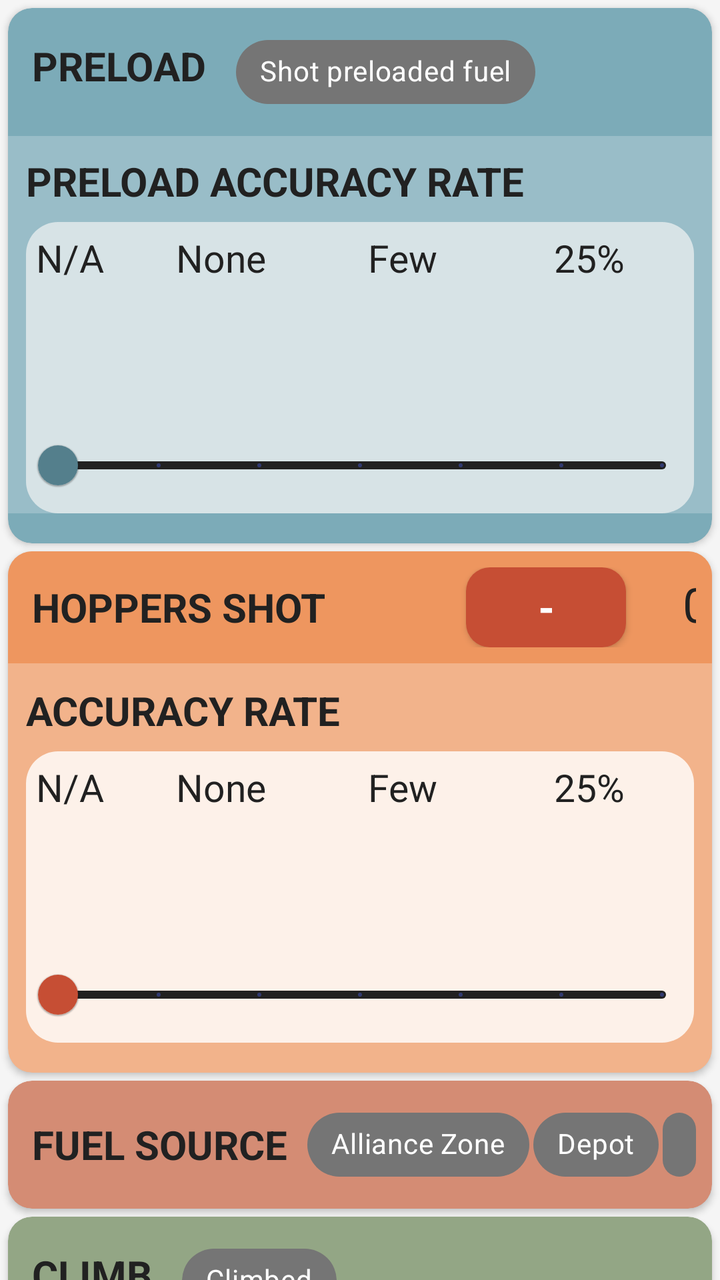
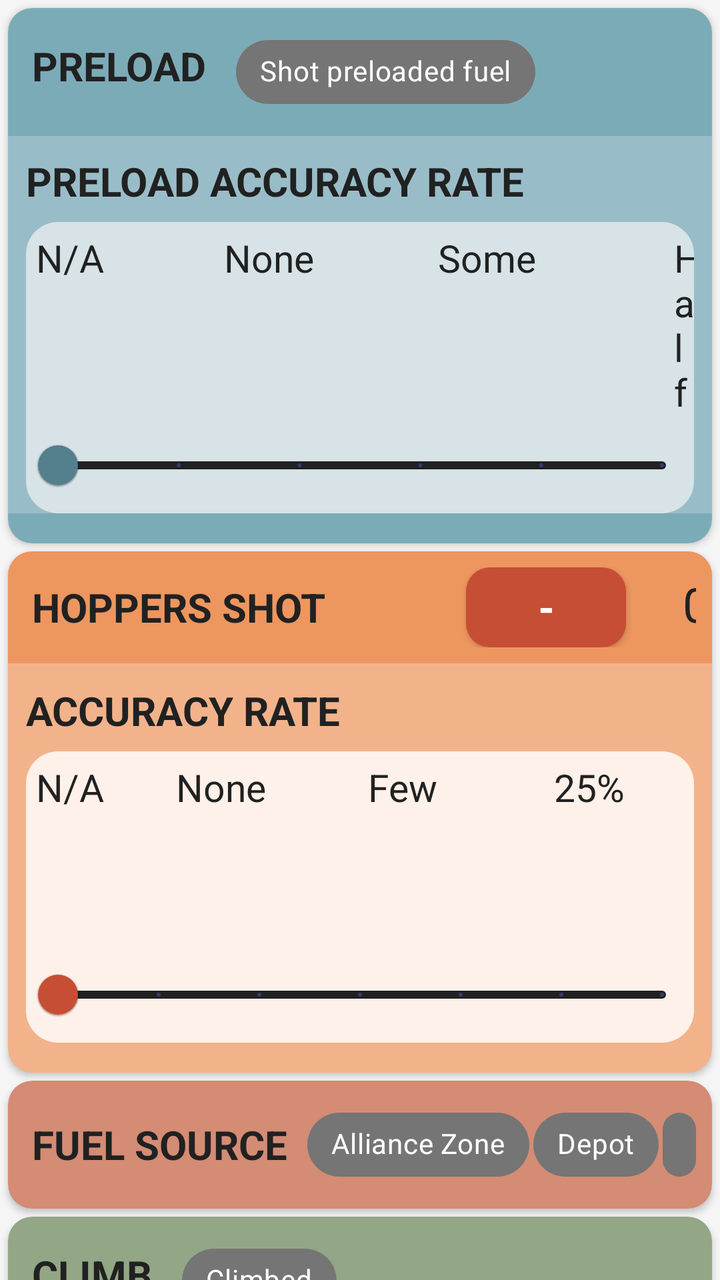

Before-and-after screenshots of an Android layout around one commit, followed by the original layout XML and the change that was made.
<!-- AndroidManifest.xml: application theme AppTheme -->
<!-- res/layout/auton_fragment.xml -->
<?xml version="1.0" encoding="utf-8"?>
<androidx.constraintlayout.widget.ConstraintLayout xmlns:android="http://schemas.android.com/apk/res/android"
    xmlns:app="http://schemas.android.com/apk/res-auto"
    android:layout_width="match_parent"
    android:layout_height="match_parent">

    <androidx.core.widget.NestedScrollView
        android:layout_width="match_parent"
        android:layout_height="match_parent"
        android:fillViewport="true"
        android:clipToPadding="false"
        android:paddingBottom="@dimen/scouting_scroll_bottom_nav__margin">

        
        <LinearLayout
            android:layout_width="match_parent"
            android:layout_height="wrap_content"
            android:orientation="vertical">

            
            
            <com.google.android.material.card.MaterialCardView
                android:layout_width="match_parent"
                android:layout_height="wrap_content"
                android:layout_marginHorizontal="@dimen/card_margin"
                android:layout_marginTop="@dimen/card_margin"
                app:cardBackgroundColor="#7CABB8"
                app:cardCornerRadius="12dp"
                app:cardElevation="2dp">

                <LinearLayout
                    android:layout_width="match_parent"
                    android:layout_height="wrap_content"
                    android:orientation="vertical">

                    
                    <LinearLayout
                        android:layout_width="match_parent"
                        android:layout_height="wrap_content"
                        android:orientation="horizontal"
                        android:padding="@dimen/section_padding">

                        <TextView
                            android:id="@+id/auton_preload_title"
                            android:layout_width="wrap_content"
                            android:layout_height="wrap_content"
                            android:layout_marginStart="4dp"
                            android:text="@string/preload_title"
                            android:textColor="@color/customTextPrimary"
                            android:textSize="@dimen/font_medium"
                            android:textStyle="bold" />

                        <com.google.android.material.chip.Chip
                            android:id="@+id/auton_preload_chip"
                            style="@style/CustomChipStyle"
                            android:layout_width="wrap_content"
                            android:layout_height="wrap_content"
                            android:layout_marginStart="15dp"
                            android:text="@string/shot_preloaded_fuel" />
                    </LinearLayout>
                    

                    
                    <LinearLayout
                        android:layout_width="match_parent"
                        android:layout_height="wrap_content"
                        android:background="#99BDC8"
                        android:layout_marginBottom="15dp"
                        android:orientation="vertical">

                        <TextView
                            android:layout_width="wrap_content"
                            android:layout_height="wrap_content"
                            android:layout_marginTop="9dp"
                            android:layout_marginStart="9dp"
                            android:text="PRELOAD ACCURACY RATE"
                            android:textColor="@color/customTextPrimary"
                            android:textSize="@dimen/font_medium"
                            android:textStyle="bold" />

                        
                        <LinearLayout
                            android:layout_width="match_parent"
                            android:layout_height="wrap_content"
                            android:layout_marginStart="9dp"
                            android:layout_marginTop="7dp"
                            android:layout_marginEnd="9dp"
                            android:background="@drawable/rounded_rect"
                            android:backgroundTint="#D7E3E6"
                            android:orientation="vertical">

                            <LinearLayout
                                android:layout_width="match_parent"
                                android:layout_height="wrap_content"
                                android:layout_marginTop="5dp"
                                android:orientation="horizontal">

                                <TextView
                                    android:layout_width="wrap_content"
                                    android:layout_height="wrap_content"
                                    android:layout_marginStart="5dp"
                                    android:text="N/A"
                                    android:textColor="@color/customTextPrimary"
                                    android:textSize="19sp" />

                                <TextView
                                    android:layout_width="wrap_content"
                                    android:layout_height="wrap_content"
                                    android:layout_marginStart="36dp"
                                    android:text="None"
                                    android:textColor="@color/customTextPrimary"
                                    android:textSize="19sp" />

                                <TextView
                                    android:layout_width="wrap_content"
                                    android:layout_height="wrap_content"
                                    android:layout_marginStart="51dp"
                                    android:text="Few"
                                    android:textColor="@color/customTextPrimary"
                                    android:textSize="19sp" />

                                <TextView
                                    android:layout_width="wrap_content"
                                    android:layout_height="wrap_content"
                                    android:layout_marginStart="58dp"
                                    android:text="25%"
                                    android:textColor="@color/customTextPrimary"
                                    android:textSize="19sp" />

                                <TextView
                                    android:layout_width="wrap_content"
                                    android:layout_height="wrap_content"
                                    android:layout_marginStart="57dp"
                                    android:text="50%"
                                    android:textColor="@color/customTextPrimary"
                                    android:textSize="19sp" />

                                <TextView
                                    android:layout_width="wrap_content"
                                    android:layout_height="wrap_content"
                                    android:layout_marginStart="55dp"
                                    android:text="75%"
                                    android:textColor="@color/customTextPrimary"
                                    android:textSize="19sp" />

                                <TextView
                                    android:layout_width="wrap_content"
                                    android:layout_height="wrap_content"
                                    android:layout_marginStart="36dp"
                                    android:text="Most"
                                    android:textColor="@color/customTextPrimary"
                                    android:textSize="19sp" />

                            </LinearLayout>
                            

                            
                            <LinearLayout
                                android:layout_width="match_parent"
                                android:layout_height="wrap_content">

                                <com.google.android.material.slider.Slider
                                    android:id="@+id/auton_preload_accuracy_slider"
                                    android:layout_width="match_parent"
                                    android:layout_height="wrap_content"
                                    android:stepSize="1.0"
                                    android:value="0.0"
                                    android:valueFrom="0.0"
                                    android:valueTo="6.0"
                                    app:labelBehavior="gone"
                                    app:thumbColor="#547F8C"
                                    app:tickColorActive="#c64e34"
                                    app:trackColorActive="@color/customTextPrimary"
                                    app:trackColorInactive="@color/customTextPrimary" />
                            </LinearLayout>

                        </LinearLayout>
                        
                    </LinearLayout>
                </LinearLayout>
            </com.google.android.material.card.MaterialCardView>
            

            

            
            <com.google.android.material.card.MaterialCardView
                android:layout_width="match_parent"
                android:layout_height="wrap_content"
                android:layout_marginHorizontal="@dimen/card_margin"
                android:layout_marginTop="@dimen/card_margin"
                app:cardBackgroundColor="#F2B38B"
                app:cardCornerRadius="12dp"
                app:cardElevation="2dp">

                <LinearLayout
                    android:layout_width="match_parent"
                    android:layout_height="wrap_content"
                    android:orientation="vertical">

                    
                    <LinearLayout
                        android:layout_width="match_parent"
                        android:layout_height="wrap_content"
                        android:background="#ee965f"
                        android:orientation="horizontal"
                        android:padding="@dimen/section_padding">

                        <TextView
                            android:id="@+id/auton_hopper_label"
                            android:layout_width="wrap_content"
                            android:layout_height="23dp"
                            android:layout_marginStart="4dp"
                            android:text="@string/hoppers_shot"
                            android:textColor="@color/customTextPrimary"
                            android:textSize="@dimen/font_medium"
                            android:textStyle="bold" />

                        
                        <com.google.android.material.button.MaterialButton
                            android:id="@+id/auton_hopper_decr_button"
                            android:layout_width="80dp"
                            android:layout_height="40dp"
                            android:layout_marginStart="70dp"
                            android:insetTop="0dp"
                            android:insetBottom="0dp"
                            android:padding="0dp"
                            android:text="@string/decrease"
                            android:textAlignment="center"
                            android:textColor="@android:color/white"
                            android:textSize="@dimen/font_medium"
                            android:textStyle="bold"
                            app:backgroundTint="#c64e34" />
                        

                        <TextView
                            android:id="@+id/auton_hopper_total_text"
                            android:layout_width="70dp"
                            android:layout_height="wrap_content"
                            android:text="@string/hopper_count_total"
                            android:textAlignment="center"
                            android:textColor="@color/customTextPrimary"
                            android:textSize="@dimen/font_large" />

                        
                        <com.google.android.material.button.MaterialButton
                            android:id="@+id/auton_hopper_incr_button"
                            android:layout_width="80dp"
                            android:layout_height="40dp"
                            android:insetTop="0dp"
                            android:insetBottom="0dp"
                            android:padding="0dp"
                            android:text="@string/increase"
                            android:textAlignment="center"
                            android:textColor="@android:color/white"
                            android:textSize="@dimen/font_medium"
                            android:textStyle="bold"
                            app:backgroundTint="#c64e34" />
                        

                    </LinearLayout>
                    

                    
                    <TextView
                        android:layout_width="wrap_content"
                        android:layout_height="wrap_content"
                        android:layout_marginStart="9dp"
                        android:layout_marginTop="10dp"
                        android:text="ACCURACY RATE"
                        android:textColor="@color/customTextPrimary"
                        android:textSize="@dimen/font_medium"
                        android:textStyle="bold" />

                    <LinearLayout
                        android:layout_width="match_parent"
                        android:layout_height="wrap_content"
                        android:layout_marginStart="9dp"
                        android:layout_marginEnd="9dp"
                        android:layout_marginTop="7dp"
                        android:layout_marginBottom="15dp"
                        android:background="@drawable/rounded_rect"
                        android:backgroundTint="#fdf1e9"
                        android:orientation="vertical">

                        
                        <LinearLayout
                            android:layout_width="match_parent"
                            android:layout_height="wrap_content"
                            android:layout_marginTop="5dp"
                            android:orientation="horizontal"
                            >

                            <TextView
                                android:layout_width="wrap_content"
                                android:layout_height="wrap_content"
                                android:layout_marginStart="5dp"
                                android:text="N/A"
                                android:textColor="@color/customTextPrimary"
                                android:textSize="19sp" />

                            <TextView
                                android:layout_width="wrap_content"
                                android:layout_height="wrap_content"
                                android:layout_marginStart="36dp"
                                android:text="None"
                                android:textColor="@color/customTextPrimary"
                                android:textSize="19sp" />

                            <TextView
                                android:layout_width="wrap_content"
                                android:layout_height="wrap_content"
                                android:layout_marginStart="51dp"
                                android:text="Few"
                                android:textColor="@color/customTextPrimary"
                                android:textSize="19sp" />

                            <TextView
                                android:layout_width="wrap_content"
                                android:layout_height="wrap_content"
                                android:layout_marginStart="58dp"
                                android:text="25%"
                                android:textColor="@color/customTextPrimary"
                                android:textSize="19sp" />

                            <TextView
                                android:layout_width="wrap_content"
                                android:layout_height="wrap_content"
                                android:layout_marginStart="57dp"
                                android:text="50%"
                                android:textColor="@color/customTextPrimary"
                                android:textSize="19sp" />

                            <TextView
                                android:layout_width="wrap_content"
                                android:layout_height="wrap_content"
                                android:layout_marginStart="55dp"
                                android:text="75%"
                                android:textColor="@color/customTextPrimary"
                                android:textSize="19sp" />

                            <TextView
                                android:layout_width="wrap_content"
                                android:layout_height="wrap_content"
                                android:layout_marginStart="36dp"
                                android:text="Most"
                                android:textColor="@color/customTextPrimary"
                                android:textSize="19sp" />

                        </LinearLayout>

                        

                        
                        <LinearLayout
                            android:layout_width="match_parent"
                            android:layout_height="wrap_content">

                            <com.google.android.material.slider.Slider
                                android:id="@+id/auton_hopper_accuracy_slider"
                                android:layout_width="match_parent"
                                android:layout_height="wrap_content"
                                android:paddingStart="20dp"
                                android:stepSize="1.0"
                                android:value="0.0"
                                android:valueFrom="0.0"
                                android:valueTo="6.0"
                                app:labelBehavior="gone"
                                app:thumbColor="#c64e34"
                                app:tickColorActive="#c64e34"
                                app:trackColorActive="@color/customTextPrimary"
                                app:trackColorInactive="@color/customTextPrimary" />

                        </LinearLayout>
                        
                    </LinearLayout>

                </LinearLayout>
            </com.google.android.material.card.MaterialCardView>
            

            
            
            <com.google.android.material.card.MaterialCardView
                android:layout_width="match_parent"
                android:layout_height="wrap_content"
                android:layout_marginTop="@dimen/card_margin"
                android:layout_marginHorizontal="@dimen/card_margin"
                app:cardBackgroundColor="#D48C74"
                app:cardCornerRadius="12dp"
                app:cardElevation="2dp">

                <LinearLayout
                    android:layout_width="match_parent"
                    android:layout_height="wrap_content"
                    android:orientation="horizontal"
                    android:gravity="center_vertical"
                    android:padding="@dimen/section_padding">

                    <TextView
                        android:id="@+id/auton_fuel_source_label"
                        android:layout_width="wrap_content"
                        android:layout_height="wrap_content"
                        android:layout_marginStart="4dp"
                        android:text="@string/fuel_source"
                        android:textColor="@color/customTextPrimary"
                        android:textSize="@dimen/font_medium"
                        android:textStyle="bold" />

                    
                    <com.google.android.material.chip.Chip
                        android:id="@+id/auton_az_chip"
                        style="@style/CustomChipStyle"
                        android:layout_width="wrap_content"
                        android:layout_height="wrap_content"
                        android:layout_marginStart="10dp"
                        android:text="@string/alliance_zone" />

                    <com.google.android.material.chip.Chip
                        android:id="@+id/auton_depot_chip"
                        style="@style/CustomChipStyle"
                        android:layout_width="wrap_content"
                        android:layout_height="wrap_content"
                        android:layout_marginStart="2dp"
                        android:text="@string/depot" />

                    <com.google.android.material.chip.Chip
                        android:id="@+id/auton_outpost_chip"
                        style="@style/CustomChipStyle"
                        android:layout_width="wrap_content"
                        android:layout_height="wrap_content"
                        android:layout_marginStart="2dp"
                        android:text="@string/outpost" />

                    <com.google.android.material.chip.Chip
                        android:id="@+id/auton_nz_chip"
                        style="@style/CustomChipStyle"
                        android:layout_width="wrap_content"
                        android:layout_height="wrap_content"
                        android:layout_marginStart="2dp"
                        android:text="@string/neutral_zone" />

                    
                </LinearLayout>
            </com.google.android.material.card.MaterialCardView>
            

            
            
            <com.google.android.material.card.MaterialCardView
                android:id="@+id/auton_climb_position"
                android:layout_width="match_parent"
                android:layout_height="wrap_content"
                android:layout_marginTop="@dimen/card_margin"
                android:layout_marginHorizontal="@dimen/card_margin"
                app:cardBackgroundColor="#93A685"
                app:cardCornerRadius="12dp"
                app:cardElevation="2dp">

                <LinearLayout
                    android:layout_width="match_parent"
                    android:layout_height="wrap_content"
                    android:orientation="horizontal">

                    
                    <LinearLayout
                        android:layout_width="match_parent"
                        android:layout_height="wrap_content"
                        android:orientation="horizontal"
                        android:padding="@dimen/section_padding">

                        <TextView
                            android:id="@+id/auton_climb_title"
                            android:layout_width="wrap_content"
                            android:layout_height="wrap_content"
                            android:layout_marginStart="4dp"
                            android:text="@string/auton_climb_title"
                            android:textColor="@color/customTextPrimary"
                            android:textSize="@dimen/font_medium"
                            android:textStyle="bold" />

                        <com.google.android.material.chip.Chip
                            android:id="@+id/auton_climb_chip"
                            style="@style/CustomChipStyle"
                            android:layout_width="wrap_content"
                            android:layout_height="wrap_content"
                            android:layout_marginStart="15dp"
                            android:text="@string/auton_climb_chip" />
                    </LinearLayout>

                    
                </LinearLayout>
            </com.google.android.material.card.MaterialCardView>
            

        </LinearLayout>
        

    </androidx.core.widget.NestedScrollView>

</androidx.constraintlayout.widget.ConstraintLayout>
<!-- resources referenced by this layout -->
<resources>
  <color name="customTextPrimary">#212121</color>
  <dimen name="card_margin">4dp</dimen>
  <dimen name="font_large">24sp</dimen>
  <dimen name="font_medium">20sp</dimen>
  <dimen name="scouting_scroll_bottom_nav__margin">80dp</dimen>
  <dimen name="section_padding">8dp</dimen>
  <!-- drawable rounded_rect (drawable) -->
  <?xml version="1.0" encoding="utf-8"?>
  <shape xmlns:android="http://schemas.android.com/apk/res/android"
      android:shape="rectangle" >
  
      <solid android:color="#FFFFFF" />
  
      <corners
          android:topLeftRadius="16dp"
          android:topRightRadius="16dp"
          android:bottomLeftRadius="16dp"
          android:bottomRightRadius="16dp"/>
  
  </shape>
  <string name="alliance_zone">Alliance Zone</string>
  <string name="auton_climb_chip">Climbed</string>
  <string name="auton_climb_title">CLIMB</string>
  <string name="decrease">-</string>
  <string name="depot">Depot</string>
  <string name="fuel_source">FUEL SOURCE</string>
  <string name="hopper_count_total">0</string>
  <string name="hoppers_shot">HOPPERS SHOT</string>
  <string name="increase">+</string>
  <string name="neutral_zone">Neutral Zone</string>
  <string name="outpost">Outpost</string>
  <string name="preload_title">PRELOAD</string>
  <string name="shot_preloaded_fuel">Shot preloaded fuel</string>
  <style name="CustomChipStyle" parent="Widget.MaterialComponents.Chip.Filter">
          <item name="chipBackgroundColor">@color/chip_background_color</item>
          <item name="android:textColor">@android:color/white</item>
          <item name="chipStartPadding">6dp</item>
          <item name="chipEndPadding">6dp</item>
          <item name="textStartPadding">6dp</item>
          <item name="textEndPadding">6dp</item>
      </style>
  <color name="colorPrimary">#3F51B5</color>
  <color name="colorPrimaryVariant">#303F9F</color>
  <color name="colorOnPrimary">#FFFFFF</color>
  <color name="colorSecondary">#FFD700</color>
  <color name="colorOnSecondary">#3F51B5</color>
  <color name="backgroundColor">#F5F5F5</color>
  <color name="surfaceColor">#FFFFFF</color>
  <color name="colorOnSurface">#212121</color>
  <color name="colorOnBackground">#212121</color>
  <color name="errorColor">#B00020</color>
  <color name="colorOnError">#FFFFFF</color>
  <style name="AppSubtitle2" parent="TextAppearance.MaterialComponents.Subtitle2">
          <item name="android:textColor">@color/textSecondary</item>
      </style>
  <style name="ShapeAppearance.App.SmallComponent" parent="ShapeAppearance.MaterialComponents.SmallComponent">
          <item name="cornerFamily">rounded</item>
          <item name="cornerSize">12dp</item>
      </style>
  <style name="ShapeAppearance.App.MediumComponent" parent="ShapeAppearance.MaterialComponents.MediumComponent">
          <item name="cornerFamily">rounded</item>
          <item name="cornerSize">12dp</item>
      </style>
  <style name="RadioButtonTight" parent="Widget.MaterialComponents.CompoundButton.RadioButton">
          <item name="android:paddingTop">2dp</item>
          <item name="android:paddingBottom">2dp</item>
          <item name="android:minHeight">0dp</item>
      </style>
  <color name="textSecondary">#757575</color>
  <!-- unchanged entries left out for length: 1 -->
</resources>

<!-- the commit's change to res/layout/auton_fragment.xml (unified diff, before → after) -->
@@ -106,7 +106,7 @@
                                 <TextView
                                     android:layout_width="wrap_content"
                                     android:layout_height="wrap_content"
-                                    android:layout_marginStart="36dp"
+                                    android:layout_marginStart="60dp"
                                     android:text="None"
                                     android:textColor="@color/customTextPrimary"
                                     android:textSize="19sp" />
@@ -114,42 +114,36 @@
                                 <TextView
                                     android:layout_width="wrap_content"
                                     android:layout_height="wrap_content"
-                                    android:layout_marginStart="51dp"
-                                    android:text="Few"
-                                    android:textColor="@color/customTextPrimary"
-                                    android:textSize="19sp" />
-
-                                <TextView
-                                    android:layout_width="wrap_content"
-                                    android:layout_height="wrap_content"
-                                    android:layout_marginStart="58dp"
-                                    android:text="25%"
-                                    android:textColor="@color/customTextPrimary"
-                                    android:textSize="19sp" />
-
-                                <TextView
-                                    android:layout_width="wrap_content"
-                                    android:layout_height="wrap_content"
-                                    android:layout_marginStart="57dp"
-                                    android:text="50%"
-                                    android:textColor="@color/customTextPrimary"
-                                    android:textSize="19sp" />
-
-                                <TextView
-                                    android:layout_width="wrap_content"
-                                    android:layout_height="wrap_content"
-                                    android:layout_marginStart="55dp"
-                                    android:text="75%"
-                                    android:textColor="@color/customTextPrimary"
-                                    android:textSize="19sp" />
-
-                                <TextView
-                                    android:layout_width="wrap_content"
-                                    android:layout_height="wrap_content"
-                                    android:layout_marginStart="36dp"
+                                    android:layout_marginStart="62dp"
+                                    android:text="Some"
+                                    android:textColor="@color/customTextPrimary"
+                                    android:textSize="19sp" />
+
+                                <TextView
+                                    android:layout_width="wrap_content"
+                                    android:layout_height="wrap_content"
+                                    android:layout_marginStart="69dp"
+                                    android:text="Half"
+                                    android:textColor="@color/customTextPrimary"
+                                    android:textSize="19sp" />
+
+
+                                <TextView
+                                    android:layout_width="wrap_content"
+                                    android:layout_height="wrap_content"
+                                    android:layout_marginStart="67dp"
                                     android:text="Most"
                                     android:textColor="@color/customTextPrimary"
                                     android:textSize="19sp" />
+
+                                <TextView
+                                    android:layout_width="wrap_content"
+                                    android:layout_height="wrap_content"
+                                    android:layout_marginStart="70dp"
+                                    android:text="All"
+                                    android:textColor="@color/customTextPrimary"
+                                    android:textSize="19sp" />
+
 
                             </LinearLayout>
                             
@@ -166,7 +160,7 @@
                                     android:stepSize="1.0"
                                     android:value="0.0"
                                     android:valueFrom="0.0"
-                                    android:valueTo="6.0"
+                                    android:valueTo="5.0"
                                     app:labelBehavior="gone"
                                     app:thumbColor="#547F8C"
                                     app:tickColorActive="#c64e34"
